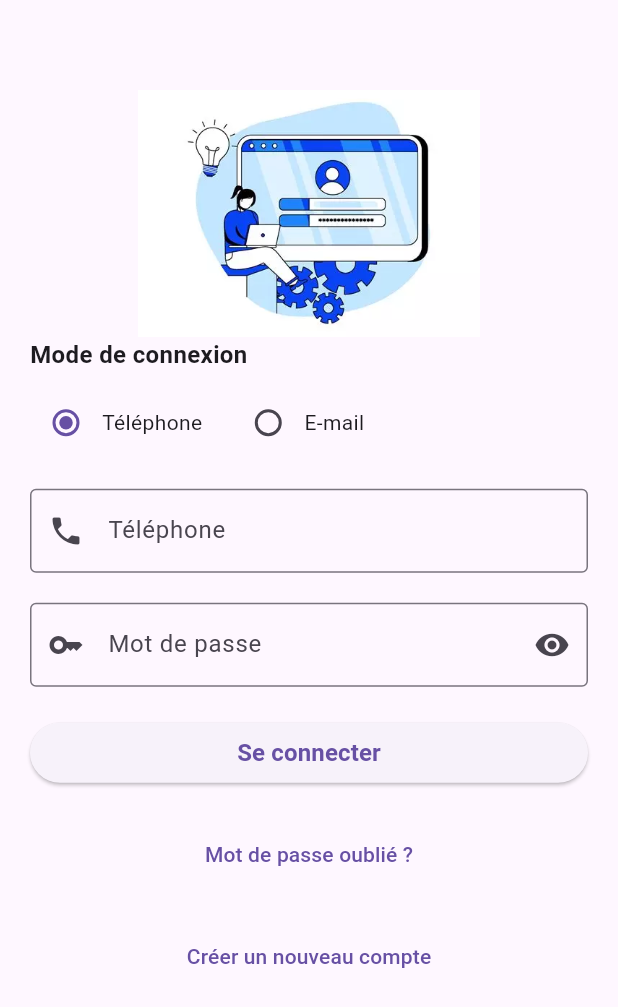
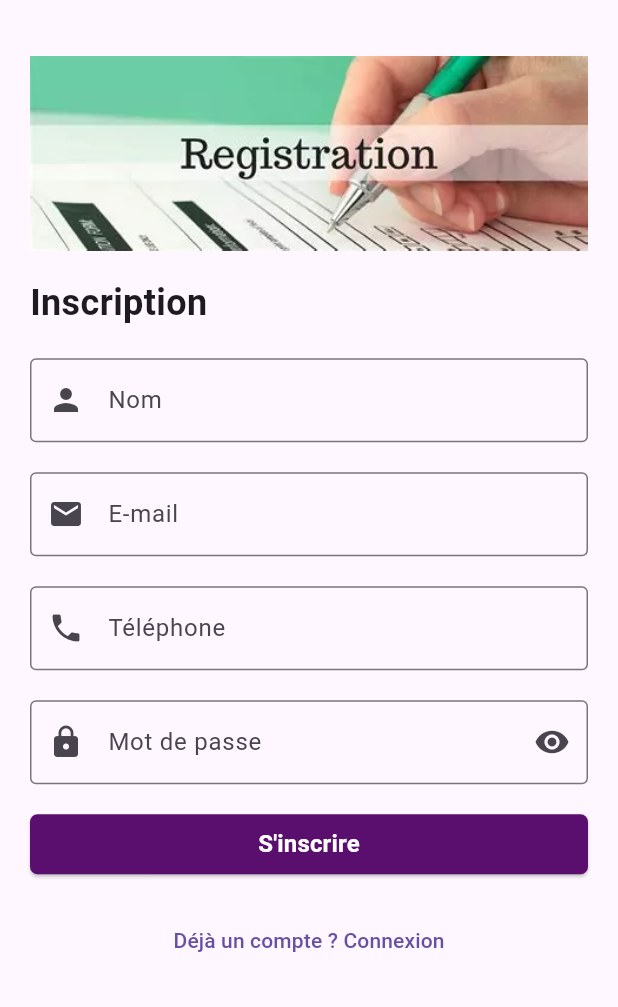
Before and after one commit to 2zalab/TodoListApp, a Flutter app: the screen it shows after launch, after a tap on "Créer un nouveau compte", on a phone screen of 412 x 824 dp. Shown: the top 1007 px of the screen. Run offline on Flutter 3.47's test engine with Material 3 defaults, Android fonts, the phone set to English and light mode, and no system bars; our stand-ins replace shared_preferences; network calls fail.

Commit message:
Creation de la page Registration

```diff
--- /dev/null
+++ b/lib/LoginApp/registrationScreen.dart
@@ -0,0 +1,204 @@
+import 'package:flutter/material.dart';
+import 'package:todo_list_app/LoginApp/signIn.dart';
+import 'package:shared_preferences/shared_preferences.dart';
+
+class RegistrationScreen extends StatelessWidget {
+  const RegistrationScreen({super.key});
+
+  @override
+  Widget build(BuildContext context) {
+    return MaterialApp(
+      title: 'Inscription',
+      theme: ThemeData(
+        primarySwatch: Colors.blue,
+      ),
+      debugShowCheckedModeBanner: false,
+      home: const RegistrationScreenHomePage(),
+    );
+  }
+}
+
+class RegistrationScreenHomePage extends StatefulWidget {
+  const RegistrationScreenHomePage({super.key});
+
+  @override
+  // ignore: library_private_types_in_public_api
+  _RegistrationScreenHomePageState createState() =>
+      _RegistrationScreenHomePageState();
+}
+
+class _RegistrationScreenHomePageState
+    extends State<RegistrationScreenHomePage> {
+  final TextEditingController _nameController = TextEditingController();
+  final TextEditingController _emailController = TextEditingController();
+  final TextEditingController _phoneController = TextEditingController();
+  final TextEditingController _passwordController = TextEditingController();
+
+  bool _obscureText = true;
+
+  void _togglePasswordVisibility() {
+    setState(() {
+      _obscureText = !_obscureText;
+    });
+  }
+
+  Future<void> _registerUser() async {
+    final String name = _nameController.text;
+    final String email = _emailController.text;
+    final String phone = _phoneController.text;
+    final String password = _passwordController.text;
+
+    if (name.isEmpty || email.isEmpty || phone.isEmpty || password.isEmpty) {
+      ScaffoldMessenger.of(context).showSnackBar(
+        const SnackBar(content: Text('Veuillez remplir tous les champs')),
+      );
+      return;
+    }
+
+    SharedPreferences prefs = await SharedPreferences.getInstance();
+    await prefs.setString('name', name);
+    await prefs.setString('email', email);
+    await prefs.setString('phone', phone);
+    await prefs.setString('password', password);
+
+    // ignore: use_build_context_synchronously
+    showDialog(
+      context: context,
+      barrierDismissible: false,
+      builder: (BuildContext context) {
+        Future.delayed(const Duration(seconds: 3), () {
+          Navigator.of(context).pop(true);
+          Navigator.pushReplacement(
+            context,
+            MaterialPageRoute(
+              builder: (context) => const LoginScreen(),
+            ),
+          );
+        });
+        return const AlertDialog(
+          title: Text('Enregistrement en cours'),
+          content: Row(
+            children: [
+              CircularProgressIndicator(),
+              SizedBox(width: 20.0),
+              Expanded(child: Text('Veuillez patienter...')),
+            ],
+          ),
+        );
+      },
+    );
+  }
+
+  @override
+  Widget build(BuildContext context) {
+    return Scaffold(
+      // appBar: AppBar(title: Text('Inscription'),),
+      body: SingleChildScrollView(
+        padding: const EdgeInsets.all(20.0),
+        child: Column(
+          crossAxisAlignment: CrossAxisAlignment.start,
+          children: <Widget>[
+            Padding(
+              padding: const EdgeInsets.only(top: 0),
+              child: Center(
+                child: Image.asset(
+                  "assets/images/registration_image.png",
+                  width: MediaQuery.of(context).size.width *
+                      1, // Adjust width as needed
+                  height: MediaQuery.of(context).size.height *
+                      0.2, // Adjust height as needed
+                ),
+              ),
+            ),
+            const Text(
+              'Inscription',
+              style: TextStyle(fontSize: 24.0, fontWeight: FontWeight.bold),
+            ),
+            const SizedBox(height: 20.0),
+            TextFormField(
+              controller: _nameController,
+              decoration: const InputDecoration(
+                prefixIcon: Icon(Icons.person),
+                labelText: 'Nom',
+                border: OutlineInputBorder(), // Ajouter une bordure
+              ),
+            ),
+            const SizedBox(height: 20.0),
+            TextFormField(
+              controller: _emailController,
+              keyboardType: TextInputType.emailAddress,
+              decoration: const InputDecoration(
+                prefixIcon: Icon(Icons.mail),
+                labelText: 'E-mail',
+                border: OutlineInputBorder(), // Ajouter une bordure
+              ),
+            ),
+            const SizedBox(height: 20.0),
+            TextFormField(
+              controller: _phoneController,
+              keyboardType: TextInputType.phone,
+              decoration: const InputDecoration(
+                prefixIcon: Icon(Icons.phone),
+                labelText: 'Téléphone',
+                border: OutlineInputBorder(), // Ajouter une bordure
+              ),
+            ),
+            const SizedBox(height: 20.0),
+            TextFormField(
+              controller: _passwordController,
+              obscureText: _obscureText,
+              decoration: InputDecoration(
+                labelText: 'Mot de passe',
+                border: const OutlineInputBorder(), // Ajouter une bordure
+                prefixIcon: const Icon(Icons.lock),
+                suffixIcon: IconButton(
+                  icon: Icon(
+                    _obscureText ? Icons.visibility : Icons.visibility_off,
+                  ),
+                  onPressed: _togglePasswordVisibility,
+                ),
+              ),
+            ),
+            const SizedBox(height: 20.0),
+            SizedBox(
+              width: double.infinity,
+              height: 40,
+              child: ElevatedButton(
+                onPressed: _registerUser,
+                style: ElevatedButton.styleFrom(
+                  backgroundColor: const Color.fromARGB(255, 90, 15, 110),
+                  shape: RoundedRectangleBorder(
+                    borderRadius:
+                        BorderRadius.circular(5), // Bordures arrondies
+                  ),
+                ),
+                child: const Text(
+                  'S\'inscrire',
+                  style: TextStyle(
+                    fontWeight: FontWeight.bold,
+                    fontSize: 16,
+                    color: Colors.white,
+                  ),
+                ),
+              ),
+            ),
+            const SizedBox(height: 20.0),
+            Center(
+              child: TextButton(
+                onPressed: () {
+                  Navigator.push(
+                    context,
+                    MaterialPageRoute(
+                      builder: (context) => const LoginScreen(),
+                    ),
+                  );
+                },
+                child: const Text('Déjà un compte ? Connexion'),
+              ),
+            ),
+          ],
+        ),
+      ),
+    );
+  }
+}
--- a/lib/LoginApp/signIn.dart
+++ b/lib/LoginApp/signIn.dart
@@ -1,5 +1,7 @@
 import 'package:flutter/material.dart';
+import 'package:todo_list_app/LoginApp/registrationScreen.dart';
 import 'package:todo_list_app/TodoApp/listMain.dart';
+import 'package:shared_preferences/shared_preferences.dart';
 
 class LoginScreen extends StatelessWidget {
   const LoginScreen({super.key});
@@ -39,9 +41,74 @@ class _LoginScreenHomePageState extends State<LoginScreenHomePage> {
     });
   }
 
+  Future<void> _loginUser() async {
+    final String phone = _phoneController.text;
+    final String email = _emailController.text;
+    final String password = _passwordController.text;
+
+    SharedPreferences prefs = await SharedPreferences.getInstance();
+    final String? storedPhone = prefs.getString('phone');
+    final String? storedEmail = prefs.getString('email');
+    final String? storedPassword = prefs.getString('password');
+
+    // ignore: use_build_context_synchronously
+    showDialog(
+      context: context,
+      barrierDismissible: false,
+      builder: (BuildContext context) {
+        Future.delayed(const Duration(seconds: 3), () {
+          Navigator.of(context).pop(true);
+          if ((_selectedLoginMethod == 'PHONE' &&
+                  phone == storedPhone &&
+                  password == storedPassword) ||
+              (_selectedLoginMethod == 'EMAIL' &&
+                  email == storedEmail &&
+                  password == storedPassword)) {
+            Navigator.pushReplacement(
+              context,
+              MaterialPageRoute(
+                builder: (context) => const TodoListApp(),
+              ),
+            );
+          } else {
+            showDialog(
+              context: context,
+              builder: (BuildContext context) {
+                return AlertDialog(
+                  title: const Text('Erreur de connexion'),
+                  content: const Text(
+                      'Les informations de connexion sont incorrectes.'),
+                  actions: <Widget>[
+                    TextButton(
+                      onPressed: () {
+                        Navigator.of(context).pop();
+                      },
+                      child: const Text('OK'),
+                    ),
+                  ],
+                );
+              },
+            );
+          }
+        });
+        return const AlertDialog(
+          title: Text('Connexion en cours'),
+          content: Row(
+            children: [
+              CircularProgressIndicator(),
+              SizedBox(width: 20.0),
+              Expanded(child: Text('Veuillez patienter...')),
+            ],
+          ),
+        );
+      },
+    );
+  }
+
   @override
   Widget build(BuildContext context) {
     return Scaffold(
+      backgroundColor: Colors.white,
       // appBar: AppBar( title: Text('Connexion'),),
       body: SingleChildScrollView(
         padding: const EdgeInsets.all(20.0),
@@ -49,12 +116,12 @@ class _LoginScreenHomePageState extends State<LoginScreenHomePage> {
           crossAxisAlignment: CrossAxisAlignment.start,
           children: <Widget>[
             Padding(
-              padding: const EdgeInsets.only(top: 40),
+              padding: const EdgeInsets.only(top: 20),
               child: Center(
                 child: Image.asset(
-                  "assets/images/login_image.png",
+                  "assets/images/login.jpg",
                   width: MediaQuery.of(context).size.width *
-                      0.7, // Adjust width as needed
+                      0.5, // Adjust width as needed
                   height: MediaQuery.of(context).size.height *
                       0.2, // Adjust height as needed
                 ),
@@ -128,19 +195,21 @@ class _LoginScreenHomePageState extends State<LoginScreenHomePage> {
             const SizedBox(height: 20.0),
             SizedBox(
                 width: double.infinity,
+                height: 40,
                 child: ElevatedButton(
-                    onPressed: () {
-                      // naviguer vers l'acceuil de TodoAPP
-                      Navigator.push(
-                        context,
-                        MaterialPageRoute(
-                            builder: (context) => const TodoListApp()),
-                      );
-                    },
+                    onPressed: _loginUser,
+                    style: ElevatedButton.styleFrom(
+                        backgroundColor: Color.fromARGB(255, 90, 15, 110),
+                        shape: RoundedRectangleBorder(
+                          borderRadius: BorderRadius.circular(
+                              5), // Bordures rectangulaires
+                        )),
                     child: const Text(
                       'Se connecter',
-                      style:
-                          TextStyle(fontWeight: FontWeight.bold, fontSize: 16),
+                      style: TextStyle(
+                          fontWeight: FontWeight.bold,
+                          fontSize: 16,
+                          color: Colors.white),
                     ))),
             const SizedBox(height: 20.0),
             Center(
@@ -155,7 +224,12 @@ class _LoginScreenHomePageState extends State<LoginScreenHomePage> {
             Center(
               child: TextButton(
                 onPressed: () {
-                  // TODO: Implémenter la logique de création de compte
+                  Navigator.push(
+                    context,
+                    MaterialPageRoute(
+                      builder: (context) => const RegistrationScreen(),
+                    ),
+                  );
                 },
                 child: const Text('Créer un nouveau compte'),
               ),
--- a/lib/TodoApp/listMain.dart
+++ b/lib/TodoApp/listMain.dart
@@ -10,6 +10,7 @@ class TodoListApp extends StatelessWidget {
       theme: ThemeData(
         primarySwatch: Colors.blue,
       ),
+      debugShowCheckedModeBanner: false,
       home: const MyHomePage(title: 'Todo List Home Page'),
     );
   }
--- a/pubspec.yaml
+++ b/pubspec.yaml
@@ -31,6 +31,7 @@ dependencies:
   flutter:
     sdk: flutter
   path_provider: ^2.0.11
+  shared_preferences: ^2.0.6
 
 
   # The following adds the Cupertino Icons font to your application.
```
Also changed, not shown: assets/images/login.jpg (added), assets/images/registration_image.png (added), assets/images/signIn.jpeg (added), pubspec.lock, 1 other file.
